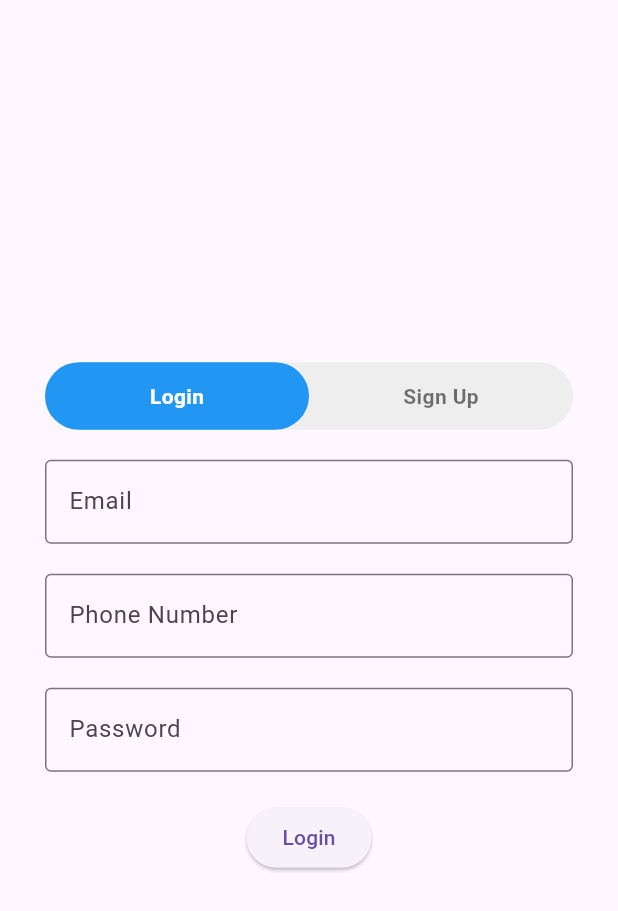
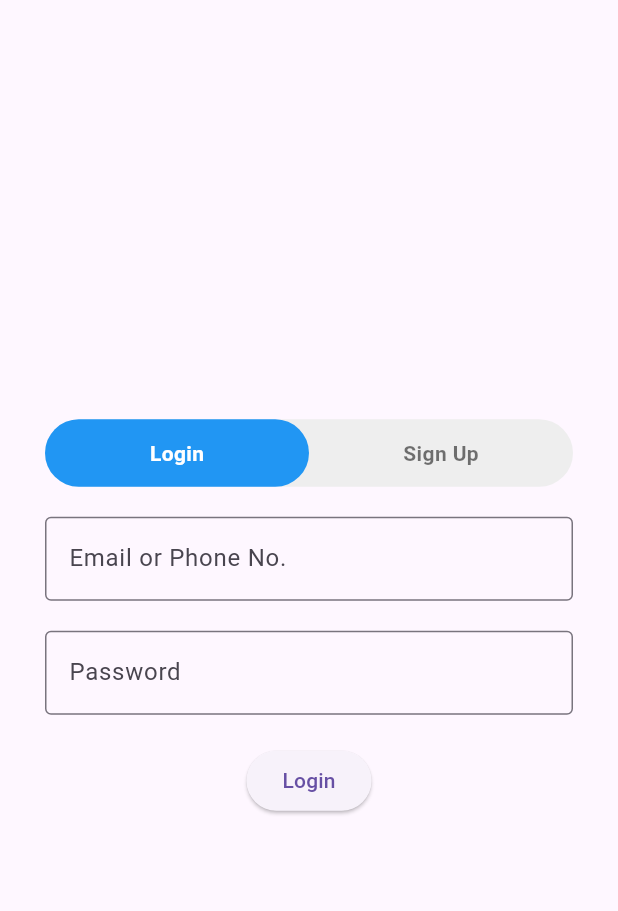
Before and after one commit to Muthukkumaran23C103/one_pay, a Flutter app: the screen it shows after launch, on a phone screen of 412 x 824 dp. Shown: the top 911 px of the screen. Run offline on Flutter 3.47's test engine with Material 3 defaults, Android fonts, the phone set to English and light mode, and no system bars.

Commit message:
final signlog

```diff
--- /dev/null
+++ b/lib/api/signlog_calls.dart
@@ -0,0 +1,46 @@
+import 'dart:convert';
+import 'package:http/http.dart' as http;
+
+class SignlogCalls {
+  static const baseUrl='https://localhost:44395/api/SignLog';
+
+  static Future<Map<String, dynamic>> signUp({
+    required String fullName,
+    required String businessName,
+    String? email,
+    required String phoneNumber,
+    required String password,
+  }) async {
+    final url = Uri.parse('$baseUrl/SignUp');
+    final body = {
+
+        "fullName": fullName,
+        "businessName": businessName,
+        "email": email,
+        "phoneNumber": phoneNumber,
+        "password": password
+
+    };
+    final res= await http.post(url, headers: {
+      "Content-Type" : "application/json"},
+        body: jsonEncode(body));
+       return jsonDecode(res.body);
+    }
+  static Future<Map<String, dynamic>> login({
+    required String loginInput,
+    required String password,
+  }) async{
+    final url=Uri.parse('$baseUrl/Login');
+    final body = {
+
+      "loginInput": loginInput,
+    "password": password
+
+    };
+    final res= await http.post(url, headers: {
+    "Content-Type" : "application/json"},
+    body: jsonEncode(body));
+    return jsonDecode(res.body);
+  }
+
+  }
--- a/lib/screens/signlog.dart
+++ b/lib/screens/signlog.dart
@@ -1,8 +1,7 @@
 import 'dart:async';
 import 'dart:ui';
+import "package:one_pay/api/signlog_calls.dart";
 import 'package:flutter/material.dart';
-import 'dart:convert';
-import 'package:http/http.dart' as http;
 
 class SignLog extends StatefulWidget {
   @override
@@ -12,18 +11,20 @@ class SignLog extends StatefulWidget {
 class _SignLog extends State<SignLog> {
   bool isLogin=true;
   final _formKey = GlobalKey<FormState>();
-
+  String? _autoLoginInput;
   final fullNameC = TextEditingController();
   final businessC = TextEditingController();
   final emailC = TextEditingController();
   final phoneC = TextEditingController();
   final passwordC = TextEditingController();
+  final loginInputC = TextEditingController();
   void dispose(){
     fullNameC.dispose();
     businessC.dispose();
     emailC.dispose();
     phoneC.dispose();
     passwordC.dispose();
+    loginInputC.dispose();
     super.dispose();
   }
   void _clearFields() {
@@ -31,7 +32,49 @@ class _SignLog extends State<SignLog> {
     businessC.clear();
     emailC.clear();
     phoneC.clear();
+    loginInputC.clear();
     passwordC.clear();
+  }
+
+  Future<void> _handleSignUp() async{
+    final email =emailC.text.trim().isEmpty ? null : emailC.text.trim();
+    final phone =phoneC.text.trim();
+    final res= await SignlogCalls.signUp(fullName: fullNameC.text.trim(),
+        businessName: businessC.text.trim(),
+        email: email,
+        phoneNumber: phone,
+        password: passwordC.text.trim());
+    print(res);
+    if(res['success']==true){
+      setState(() {
+        isLogin=true;
+        loginInputC.text=phoneC.text.trim();
+      });
+      ScaffoldMessenger.of(context).showSnackBar(SnackBar(content: Text("Sign-Up Successful. Please login")));
+    }
+    else
+      {
+        ScaffoldMessenger.of(context).showSnackBar(SnackBar(content: Text(res['message'] ?? 'Sign-Up failed')));
+      }
+  }
+  Future<void> _handleLogin({bool autoLogin=false}) async{
+
+    final loginInput= autoLogin? _autoLoginInput : loginInputC.text.trim();
+
+    if(loginInput==null || loginInput.isEmpty){
+      ScaffoldMessenger.of(context).showSnackBar(SnackBar(content: Text('Login input ')));
+    }
+    final res= await SignlogCalls.login(loginInput: loginInputC.text.trim(), password: passwordC.text.trim());
+    print(res);
+    if(res['success']==true){
+
+      ScaffoldMessenger.of(context).showSnackBar(SnackBar(content: Text('Login Successful')));
+      _clearFields();
+    }
+    else
+    {
+      ScaffoldMessenger.of(context).showSnackBar(SnackBar(content: Text(res['message'] ?? 'Login failed')));
+    }
   }
 
   Widget _authToggle(String text, bool active, VoidCallback onTap){
@@ -113,7 +156,9 @@ class _SignLog extends State<SignLog> {
                     return null;
                   },
                 ),
+              if(!isLogin)
               SizedBox(height: 20),
+              if(!isLogin)
               TextFormField(controller: emailC,
                 decoration: InputDecoration(
                   labelText: 'Email',
@@ -128,7 +173,9 @@ class _SignLog extends State<SignLog> {
                   return null;
                 },
               ),
+              if(!isLogin)
               SizedBox(height: 20),
+              if(!isLogin)
               TextFormField(controller: phoneC,
                 keyboardType: TextInputType.phone,
                 decoration: InputDecoration(
@@ -144,6 +191,21 @@ class _SignLog extends State<SignLog> {
                   return null;
                 },
               ),
+              if(isLogin)
+              SizedBox(height: 20),
+              if(isLogin)
+                TextFormField(
+                  controller: loginInputC,
+                  decoration: InputDecoration(
+                    labelText: 'Email or Phone No.',
+                    border: OutlineInputBorder()
+                  ),
+                  validator: (v){
+                    if(v==null || v=="")
+                      return "Enter your email or phone no.";
+                    return null;
+                  },
+                ),
               SizedBox(height: 20),
               TextFormField(controller: passwordC,
                 obscureText: true,
@@ -155,7 +217,7 @@ class _SignLog extends State<SignLog> {
                 validator: (v){
                   if(v==null || v=="")
                     return "Enter Your Password";
-                  if(v!.length<6)
+                  if(v.length<6)
                     return "Minimum 6 characters";
                   return null;
                 },
@@ -164,11 +226,11 @@ class _SignLog extends State<SignLog> {
               ElevatedButton(onPressed: () async{
                 if(_formKey.currentState!.validate()){
                   if(isLogin){
-                    //login api
+                    await _handleLogin();
                   }
                   else
                     {
-                      //signup api
+                      await _handleSignUp();
                     }
                 }
 
@@ -180,25 +242,4 @@ class _SignLog extends State<SignLog> {
       ),
     );
   }
- /* Future<void> substd() async{
-    final url= Uri.parse("http://localhost:44300/api/AttendanceApp/InsertStu/");
-    final body={
-      "name" : nc.text,
-      "email" : ec.text,
-      "gender" : gender,
-      "dob" : "${dob!.year}-${dob!.month}-${dob!.day}",
-      "course":course
-    };
-
-    var c=jsonEncode(body);
-    print("API RESPONSE : ${c}");
-    final res= await http.post(
-      url,
-      headers: {
-        "Content-Type": "application/json",  // tell API we are sending JSON
-      },
-      body: jsonEncode(body),
-    );
-    print("API RESPONSE : ${res.body}");
-  }*/
 }
```
